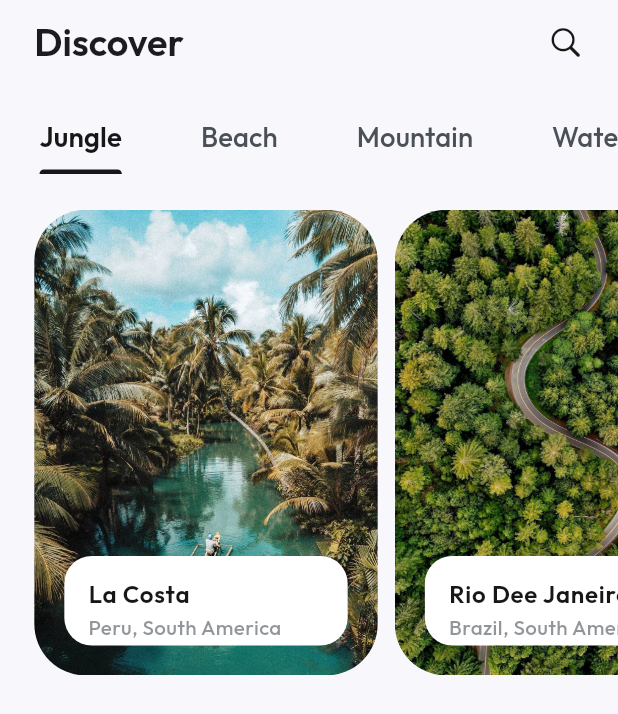
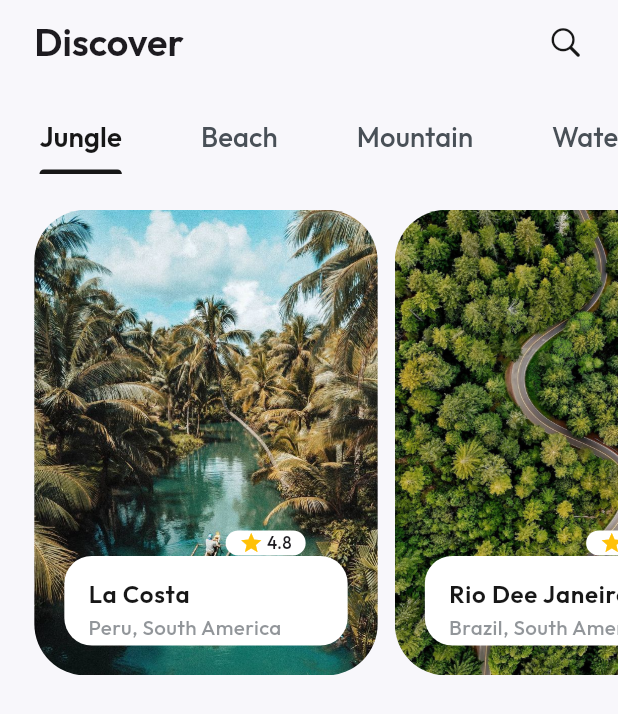
Before and after one commit to ShahzainAhmed/TravelLens, a Flutter app: the HomeScreen screen opened by its route, on a phone screen of 412 x 824 dp. Shown: the top 714 px of the screen. Run offline on Flutter 3.47's test engine with Material 3 defaults, Android fonts, the phone set to English and light mode, and no system bars; our stand-ins replace animate_do, bounce, flutter_screenutil, get, google_fonts, like_button.

Commit message:
Refactor LargeTiles widget to use Stack for improved layout and added rating display

```diff
--- a/lib/views/home/widgets/tiles.dart
+++ b/lib/views/home/widgets/tiles.dart
@@ -27,16 +27,18 @@ class LargeTiles extends StatelessWidget {
             fit: BoxFit.cover,
           ),
         ),
-        child: Column(
+        child: Stack(
+          children: [
+            Column(
               mainAxisAlignment: MainAxisAlignment.end,
               children: [
                 Container(
+                  height: 50.h,
+                  width: Get.width,
                   decoration: BoxDecoration(
                     color: AppColors.kWhiteColor,
                     borderRadius: BorderRadius.circular(16.r),
                   ),
-              height: 50.h,
-              width: Get.width,
                   child: ListTile(
                     title: Text(
                       tileModel.title,
@@ -53,6 +55,28 @@ class LargeTiles extends StatelessWidget {
                 )
               ],
             ),
+            Positioned(
+              right: 28,
+              bottom: 60,
+              child: Container(
+                height: 14.h,
+                padding: EdgeInsets.symmetric(horizontal: 8.w),
+                decoration: BoxDecoration(
+                  color: AppColors.kWhiteColor,
+                  borderRadius: BorderRadius.circular(10.r),
+                ),
+                child: Row(
+                  mainAxisSize: MainAxisSize.min,
+                  children: [
+                    const Icon(Icons.star, color: Colors.amber, size: 16),
+                    SizedBox(width: 2.w),
+                    Text("4.8", style: AppTypography.kMedium10),
+                  ],
+                ),
+              ),
+            ),
+          ],
+        ),
       ),
     );
   }
```
Lines whose indentation alone changed are shown as unchanged.
